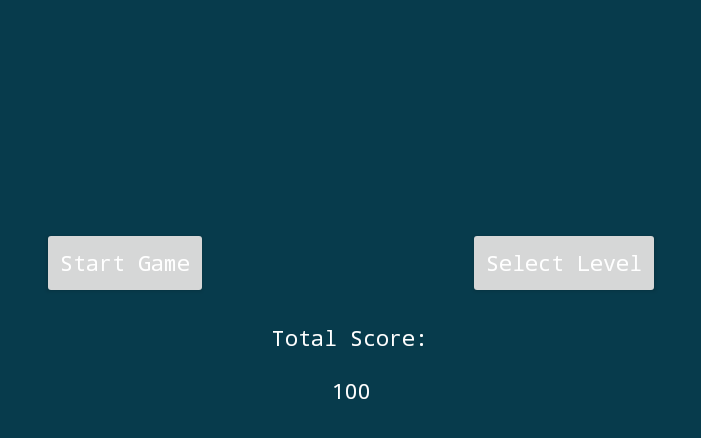
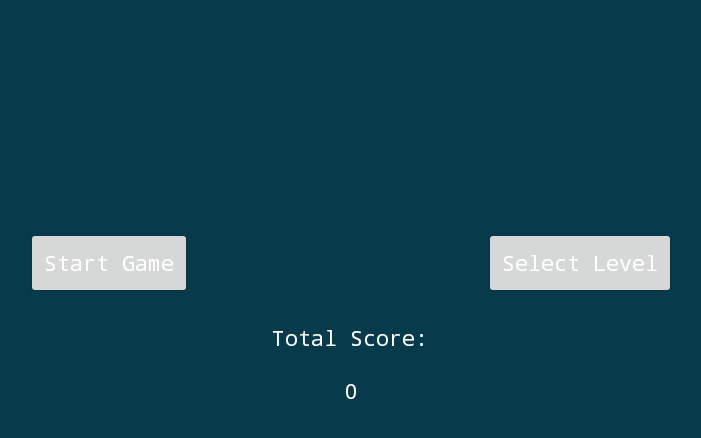
Before and after one commit to UP776193/FinalYearProject, an Android app: the LevelSelect screen opened directly, with no data from a screen before it, after a tap on "Go Back", on a phone screen of 824 x 412 dp (held sideways). Shown: the top 438 px of the screen, without its empty margins (267-968 px from the left). Run offline under Robolectric (Android 15) with nearby library versions, the phone set to English and light mode, and no system bars.

Commit message:
fixed score reading and added a method of showing the highest score in the level select

```diff
--- a/ProjectApplication/app/src/main/java/com/example/FinalYearProject/AssetReader.java
+++ b/ProjectApplication/app/src/main/java/com/example/FinalYearProject/AssetReader.java
@@ -37,7 +37,7 @@ public class AssetReader {
     public void loadAssets() {
         readProblems();
         initialiseScoreList();
-        //readScores();
+        readScores();
     }
 
     private void readProblems() {
@@ -81,16 +81,16 @@ public class AssetReader {
 
     private void initialiseScoreList() {
         for (int i=0;i<problemList.size();i++){
-            scoreList.add(-1);
+            scoreList.add(0);
         }
     }
 
     private void readScores() {
         //Read Scores
         try {
-            File file = new File(context.getFilesDir().getAbsolutePath() + File.separator + "scores.txt");
-            System.out.println("READING: " + file.toString());
-            if(!file.exists()) {
+            File file = new File(context.getFilesDir(), "scores.txt");
+            System.out.println("Reading: " + file.toString());
+            if(file.exists()) {
                 FileInputStream fileInputStream = new FileInputStream(file);
                 ObjectInputStream ois = new ObjectInputStream(fileInputStream);
                 scoreList = (ArrayList) ois.readObject();
@@ -106,7 +106,5 @@ public class AssetReader {
         } catch (ClassNotFoundException ex) {
             ex.printStackTrace();
         }
-
-
     }
 }
--- a/ProjectApplication/app/src/main/java/com/example/FinalYearProject/AssetWriter.java
+++ b/ProjectApplication/app/src/main/java/com/example/FinalYearProject/AssetWriter.java
@@ -20,8 +20,7 @@ public class AssetWriter {
     }
 
     public void writeScores() {
-        File file = new File(context.getFilesDir().getAbsolutePath() + File.separator
-                + "scores.txt");
+        File file = new File(context.getFilesDir(), "scores.txt");
         System.out.println("WRITING: " + file.toString());
         try {
             if (!file.exists()) {
--- a/ProjectApplication/app/src/main/java/com/example/FinalYearProject/HomepageActivity.java
+++ b/ProjectApplication/app/src/main/java/com/example/FinalYearProject/HomepageActivity.java
@@ -23,8 +23,7 @@ public class HomepageActivity extends AppCompatActivity {
         scores = ar.getScoreList();
         int t = totalScore();
         TextView tvTotalScore = findViewById(R.id.tvTotalScore);
-        //tvTotalScore.setText(String.valueOf(t));
-        tvTotalScore.setText("100");
+        tvTotalScore.setText(String.valueOf(t));
     }
 
     public void startGame(View view){
--- a/ProjectApplication/app/src/main/java/com/example/FinalYearProject/LevelSelect.java
+++ b/ProjectApplication/app/src/main/java/com/example/FinalYearProject/LevelSelect.java
@@ -4,6 +4,7 @@ import androidx.annotation.RequiresApi;
 import androidx.appcompat.app.AppCompatActivity;
 
 import static com.example.FinalYearProject.HomepageActivity.pl;
+import static com.example.FinalYearProject.HomepageActivity.scores;
 
 import android.content.Intent;
 import android.os.Build;
@@ -32,7 +33,7 @@ public class LevelSelect extends AppCompatActivity {
             TextView tv = new TextView(this);
             tv.setTextAppearance(R.style.problemText);
             tv.setTextSize(18);
-            tv.setText("Level " + (i+1));
+            tv.setText("Level " + (i+1) + " : " + scores.get(i) + "/100");
             tv.setLayoutParams(params);
             tv.setOnClickListener(new LevelSelectListener());
             vlayout.addView(tv);
--- a/ProjectApplication/app/src/main/java/com/example/FinalYearProject/ProblemActivity.java
+++ b/ProjectApplication/app/src/main/java/com/example/FinalYearProject/ProblemActivity.java
@@ -77,9 +77,8 @@ public class ProblemActivity extends AppCompatActivity {
 
     public void onDestroy() {
         //save scores before closing this activity
-        scores.set(problemIndex, score);
-        //AssetWriter aw = new AssetWriter(this);
-        //aw.writeScores();
+        AssetWriter aw = new AssetWriter(this);
+        aw.writeScores();
         super.onDestroy();
     }
 
@@ -260,6 +259,7 @@ public class ProblemActivity extends AppCompatActivity {
                     @RequiresApi(api = Build.VERSION_CODES.M)
                     @Override
                     public void onClick(DialogInterface dialog, int which) {
+                        scores.set(problemIndex, score);
                         nextProblem();
                         dialog.dismiss();
                     }
--- a/ProjectApplication/app/src/main/res/layout/activity_homepage.xml
+++ b/ProjectApplication/app/src/main/res/layout/activity_homepage.xml
@@ -11,8 +11,6 @@
         android:id="@+id/btnStart"
         android:layout_width="wrap_content"
         android:layout_height="wrap_content"
-        android:layout_marginStart="32dp"
-        android:layout_marginLeft="32dp"
         android:onClick="startGame"
         android:text="Start Game"
         android:textAppearance="@style/problemText"
@@ -49,8 +47,6 @@
         android:id="@+id/btnLevelSelect"
         android:layout_width="wrap_content"
         android:layout_height="wrap_content"
-        android:layout_marginEnd="32dp"
-        android:layout_marginRight="32dp"
         android:onClick="LevelSelect"
         android:text="Select Level"
         android:textAppearance="@style/problemText"
```
